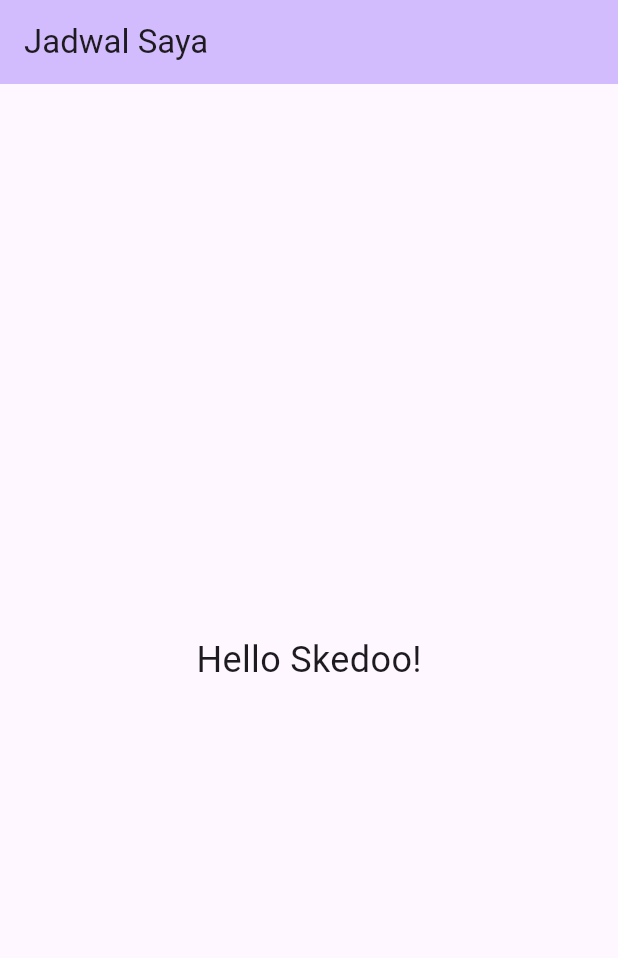
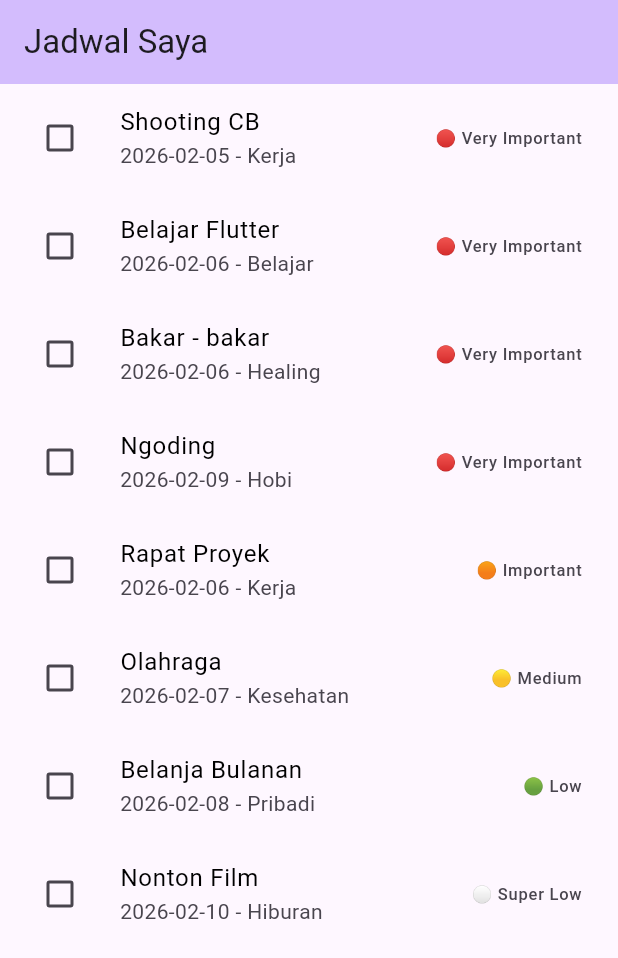
Before and after one commit to Otniel1018/skedoo, a Flutter app: the screen it shows after launch, on a phone screen of 412 x 824 dp. Shown: the top 958 px of the screen. Run offline on Flutter 3.47's test engine with Material 3 defaults, Android fonts, the phone set to English and light mode, and no system bars.

Commit message:
feat(ui): add list with checkbox and sort by priority

```diff
--- a/lib/main.dart
+++ b/lib/main.dart
@@ -1,4 +1,5 @@
 import 'package:flutter/material.dart';
+import 'models/jadwal.dart';
 
 void main() {
   runApp(const MyApp());
@@ -21,8 +22,40 @@ class MyApp extends StatelessWidget {
   }
 }
 
-class JadwalListPage extends StatelessWidget {
+class JadwalListPage extends StatefulWidget {
   const JadwalListPage({super.key});
+
+  @override
+  State<JadwalListPage> createState() => _JadwalListPageState();
+}
+
+class _JadwalListPageState extends State<JadwalListPage> {
+  // Dummy data jadwal
+  final List<Jadwal> daftarJadwal = [
+    Jadwal('Belajar Flutter', '2026-02-06', 'Belajar', 5, false),
+    Jadwal('Rapat Proyek', '2026-02-06', 'Kerja', 4, false),
+    Jadwal('Olahraga', '2026-02-07', 'Kesehatan', 3, false),
+    Jadwal('Belanja Bulanan', '2026-02-08', 'Pribadi', 2, false),
+    Jadwal('Ngoding', '2026-02-09', 'Hobi', 5, false),
+    Jadwal('Bakar - bakar', '2026-02-06', 'Healing', 5, false),
+    Jadwal('Shooting CB', '2026-02-05', 'Kerja', 5, false),
+    Jadwal('Nonton Film', '2026-02-10', 'Hiburan', 1, false),
+  ];
+
+  @override
+  void initState() {
+    super.initState();
+
+    daftarJadwal.sort((a, b) {
+      if (a.priority != b.priority) {
+        return (a.priority == b.priority)
+            ? a.date.compareTo(b.date)
+            : b.priority.compareTo(a.priority);
+      } else {
+        return a.date.compareTo(b.date);
+      }
+    });
+  }
 
   @override
   Widget build(BuildContext context) {
@@ -31,8 +64,30 @@ class JadwalListPage extends StatelessWidget {
         title: const Text('Jadwal Saya'),
         backgroundColor: Theme.of(context).colorScheme.inversePrimary,
       ),
-      body: const Center(
-        child: Text('Hello Skedoo!', style: TextStyle(fontSize: 24)),
+      body: ListView.builder(
+        itemCount: daftarJadwal.length,
+        itemBuilder: (context, index) {
+          final jadwal = daftarJadwal[index];
+          return ListTile(
+            title: Text(
+              jadwal.title,
+              style: TextStyle(
+                decoration: jadwal.isDone ? TextDecoration.lineThrough : null,
+                color: jadwal.isDone ? Colors.grey : Colors.black,
+              ),
+            ),
+            subtitle: Text('${jadwal.date} - ${jadwal.category}'),
+            trailing: Text(jadwal.getPriorityLabel()),
+            leading: Checkbox(
+              value: jadwal.isDone,
+              onChanged: (bool? value) {
+                setState(() {
+                  jadwal.markAsDone(value ?? false);
+                });
+              },
+            ),
+          );
+        },
       ),
     );
   }
--- a/lib/models/jadwal.dart
+++ b/lib/models/jadwal.dart
@@ -7,8 +7,8 @@ class Jadwal {
 
   Jadwal(this.title, this.date, this.category, this.priority, this.isDone);
 
-  void markAsDone() {
-    isDone = true;
+  void markAsDone(bool value) {
+    isDone = value;
   }
 
   String getPriorityLabel() {
```
